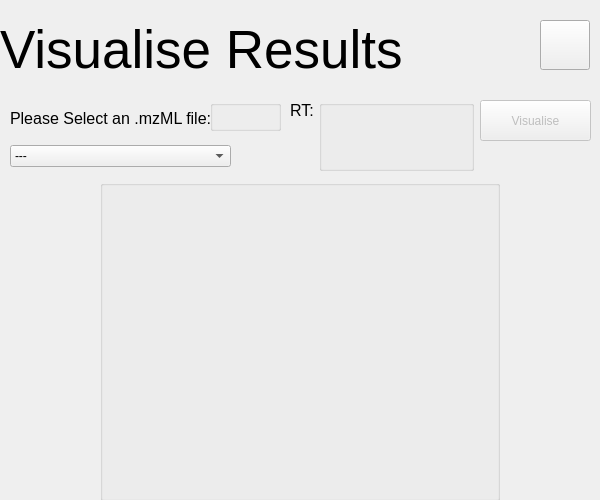
Old version of the form vimmsVisualisedGUI/VisualisePage.ui in the repository Adam-Tem/vimmsVisualised.
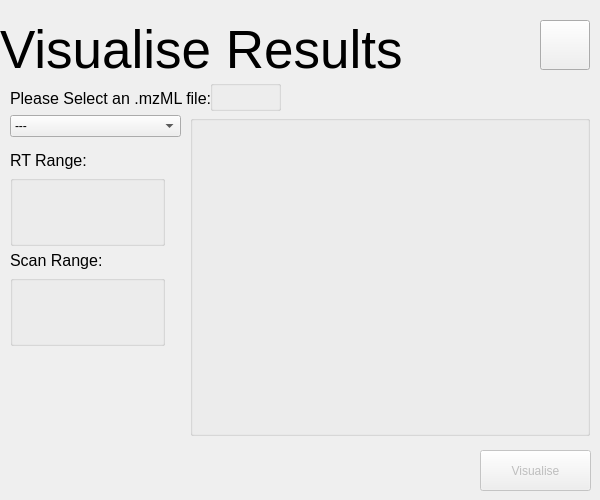
New version of the form.

Commit message: Added range slider for scan range on the visualisation page.

```diff
--- a/vimmsVisualisedGUI/VisualisePage.ui
+++ b/vimmsVisualisedGUI/VisualisePage.ui
@@ -51,7 +51,7 @@
    <property name="geometry">
     <rect>
      <x>10</x>
-     <y>110</y>
+     <y>90</y>
      <width>251</width>
      <height>16</height>
     </rect>
@@ -68,9 +68,9 @@
   <widget class="QLabel" name="RTRangeLabel">
    <property name="geometry">
     <rect>
-     <x>290</x>
-     <y>100</y>
-     <width>31</width>
+     <x>10</x>
+     <y>150</y>
+     <width>81</width>
      <height>21</height>
     </rect>
    </property>
@@ -80,7 +80,7 @@
     </font>
    </property>
    <property name="text">
-    <string>RT:</string>
+    <string>RT Range:</string>
    </property>
   </widget>
   <widget class="QPushButton" name="VisualiseButton">
@@ -90,7 +90,7 @@
    <property name="geometry">
     <rect>
      <x>480</x>
-     <y>100</y>
+     <y>450</y>
      <width>111</width>
      <height>41</height>
     </rect>
@@ -103,8 +103,8 @@
    <property name="geometry">
     <rect>
      <x>10</x>
-     <y>145</y>
-     <width>221</width>
+     <y>115</y>
+     <width>171</width>
      <height>22</height>
     </rect>
    </property>
@@ -127,8 +127,8 @@
   <widget class="QGroupBox" name="CanvasGroupBox">
    <property name="geometry">
     <rect>
-     <x>100</x>
-     <y>180</y>
+     <x>190</x>
+     <y>115</y>
      <width>400</width>
      <height>321</height>
     </rect>
@@ -141,7 +141,7 @@
    <property name="geometry">
     <rect>
      <x>210</x>
-     <y>100</y>
+     <y>80</y>
      <width>71</width>
      <height>31</height>
     </rect>
@@ -163,8 +163,42 @@
   <widget class="QGroupBox" name="RTSliderGroupBox">
    <property name="geometry">
     <rect>
-     <x>319</x>
-     <y>100</y>
+     <x>10</x>
+     <y>175</y>
+     <width>155</width>
+     <height>71</height>
+    </rect>
+   </property>
+   <property name="styleSheet">
+    <string notr="true"/>
+   </property>
+   <property name="title">
+    <string/>
+   </property>
+  </widget>
+  <widget class="QLabel" name="ScanRangeLabel">
+   <property name="geometry">
+    <rect>
+     <x>10</x>
+     <y>250</y>
+     <width>91</width>
+     <height>21</height>
+    </rect>
+   </property>
+   <property name="font">
+    <font>
+     <pointsize>12</pointsize>
+    </font>
+   </property>
+   <property name="text">
+    <string>Scan Range:</string>
+   </property>
+  </widget>
+  <widget class="QGroupBox" name="ScanSliderGroupBox">
+   <property name="geometry">
+    <rect>
+     <x>10</x>
+     <y>275</y>
      <width>155</width>
      <height>71</height>
     </rect>
```
Left out of the diff: 2 changed lines with no effect on the pictures. The commit also changes 8 other files.
